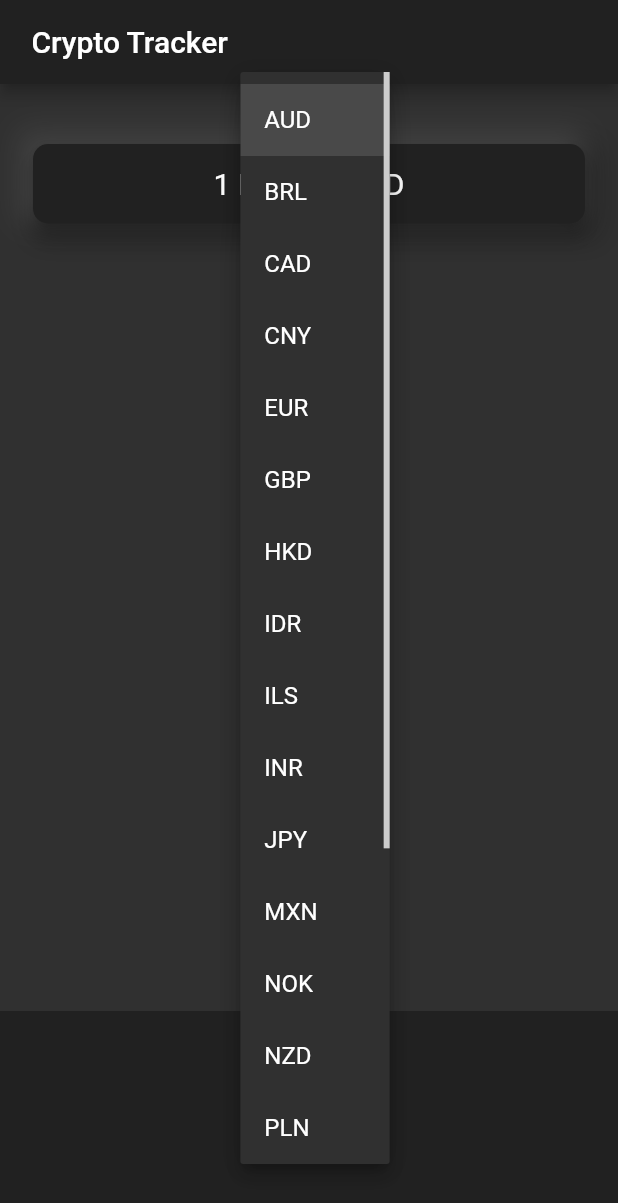
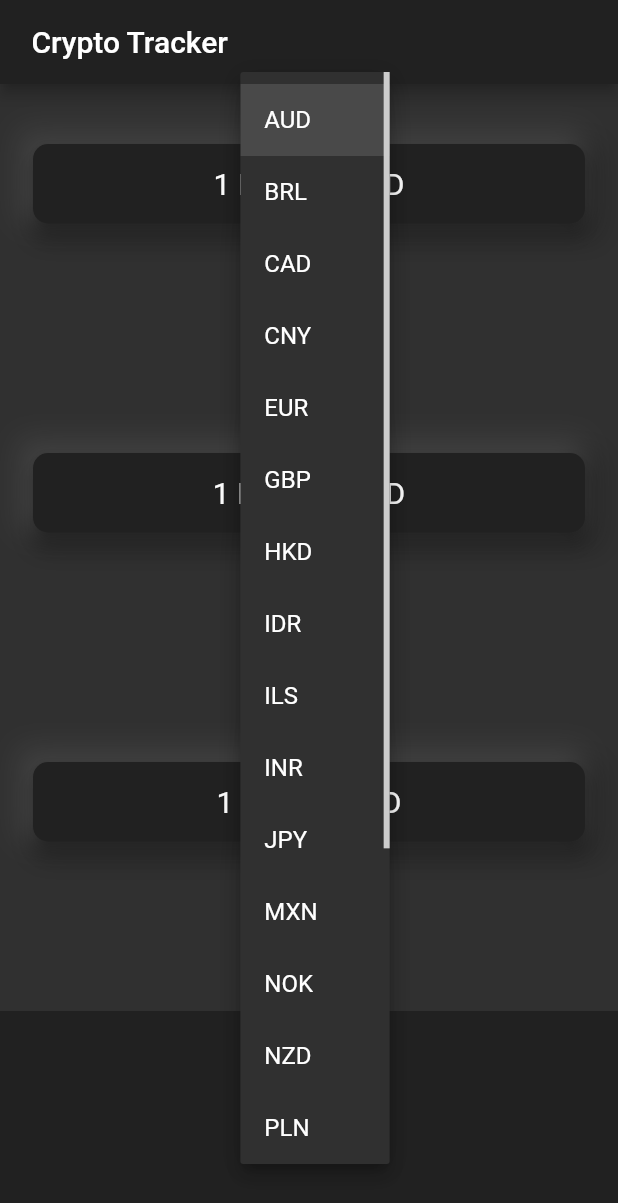
Before and after one commit to nevruzoglu/bitcoin_tracker, a Flutter app: the screen it shows after launch, after a tap on "AUD", on a phone screen of 412 x 824 dp. Shown: the top 1203 px of the screen. Run offline on Flutter 3.47's test engine with Material 2 defaults, Android fonts, the phone set to English and light mode, and no system bars; network calls fail.

Commit message:
price list with multiple coins

```diff
--- a/lib/coin_data.dart
+++ b/lib/coin_data.dart
@@ -33,38 +33,18 @@ const List<String> cryptoList = [
   'LTC',
 ];
 
-// class CoinData {
-//   Future getCoinData() async {
-//     NetworkHelper networkHelper = NetworkHelper('$tickerURL/BTCUSD');
-
-//     var coinData = await networkHelper.getData();
-
-//     print(coinData);
-//     return coinData;
-//   }
-// }
-
-// class NetworkHelper {
-//   NetworkHelper(this.url);
-//   final String url;
-
-//   Future getData() async {
-//     http.Response response = await http.get(url);
-//     var data = response.body;
-//     return jsonDecode(data);
-//   }
-// }
-
-// * Yukardaki Networkhelper ve Coinhelper classlarının tek sefer hali
-
 class CoinData {
   Future getData(String selectedCurrency) async {
-    http.Response response = await http.get('$tickerURL/BTC$selectedCurrency');
+    Map<String, String> cryptoPrices = {};
+    for (String crypto in cryptoList) {
+      http.Response response =
+          await http.get('$tickerURL/$crypto$selectedCurrency');
 
-    var coinData = jsonDecode(response.body);
+      var coinData = jsonDecode(response.body);
 
-    double lastPrice = coinData['last'];
-
-    return lastPrice.toStringAsFixed(0);
+      double lastPrice = coinData['last'];
+      cryptoPrices[crypto] = lastPrice.toStringAsFixed(0);
+    }
+    return cryptoPrices;
   }
 }
--- a/lib/price_screen.dart
+++ b/lib/price_screen.dart
@@ -58,13 +58,16 @@ class _PriceScreenState extends State<PriceScreen> {
     );
   }
 
-  String bitcoinUSD = '?';
+  Map<String, String> coinValues = {};
+  bool isWaiting = false;
 
   void getData() async {
+    isWaiting = true;
     try {
       var data = await CoinData().getData(selectedCurrency);
       setState(() {
-        bitcoinUSD = data;
+        isWaiting = false;
+        coinValues = data;
       });
     } catch (e) {
       print(e);
@@ -86,7 +89,44 @@ class _PriceScreenState extends State<PriceScreen> {
         mainAxisAlignment: MainAxisAlignment.spaceBetween,
         crossAxisAlignment: CrossAxisAlignment.stretch,
         children: <Widget>[
-          Padding(
+          CryptoCard(
+              cryptoCurrency: 'BTC',
+              value: isWaiting ? '?' : coinValues['BTC'],
+              selectedCurrency: selectedCurrency),
+          CryptoCard(
+              cryptoCurrency: 'ETH',
+              value: isWaiting ? '?' : coinValues['ETH'],
+              selectedCurrency: selectedCurrency),
+          CryptoCard(
+              cryptoCurrency: 'LTC',
+              value: isWaiting ? '?' : coinValues['LTC'],
+              selectedCurrency: selectedCurrency),
+          Container(
+            height: 150.0,
+            alignment: Alignment.center,
+            padding: EdgeInsets.only(bottom: 30.0),
+            color: Colors.grey.shade900,
+            child: Platform.isIOS ? IOSPicker() : androidList(),
+          ),
+        ],
+      ),
+    );
+  }
+}
+
+class CryptoCard extends StatelessWidget {
+  const CryptoCard({
+    @required this.value,
+    @required this.cryptoCurrency,
+    @required this.selectedCurrency,
+  });
+  final String value;
+  final String cryptoCurrency;
+  final String selectedCurrency;
+
+  @override
+  Widget build(BuildContext context) {
+    return Padding(
       padding: EdgeInsets.fromLTRB(18.0, 36.0, 18.0, 0),
       child: Container(
         decoration: BoxDecoration(boxShadow: [
@@ -110,10 +150,9 @@ class _PriceScreenState extends State<PriceScreen> {
             borderRadius: BorderRadius.circular(10.0),
           ),
           child: Padding(
-                  padding:
-                      EdgeInsets.symmetric(vertical: 15.0, horizontal: 28.0),
+            padding: EdgeInsets.symmetric(vertical: 15.0, horizontal: 28.0),
             child: Text(
-                    '1 BTC = $bitcoinUSD $selectedCurrency',
+              '1 $cryptoCurrency = $value $selectedCurrency',
               textAlign: TextAlign.center,
               style: TextStyle(
                 fontSize: 20.0,
@@ -123,16 +162,6 @@ class _PriceScreenState extends State<PriceScreen> {
           ),
         ),
       ),
-          ),
-          Container(
-            height: 150.0,
-            alignment: Alignment.center,
-            padding: EdgeInsets.only(bottom: 30.0),
-            color: Colors.grey.shade900,
-            child: Platform.isIOS ? IOSPicker() : androidList(),
-          ),
-        ],
-      ),
     );
   }
 }
```
Lines whose indentation alone changed are shown as unchanged.
